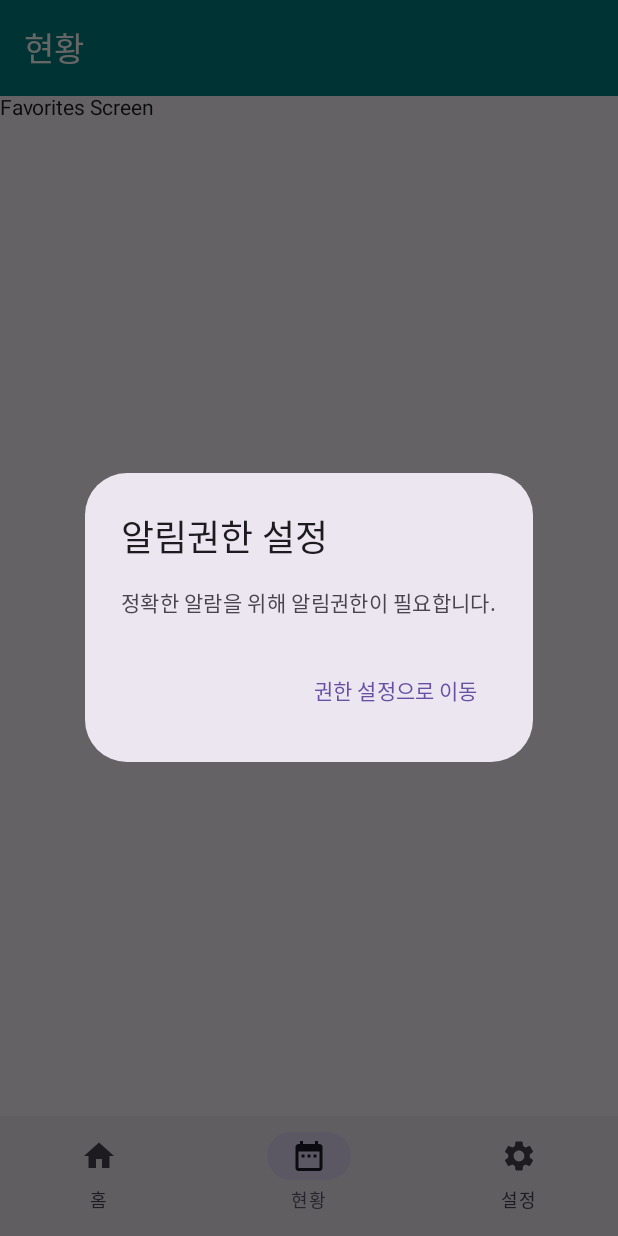
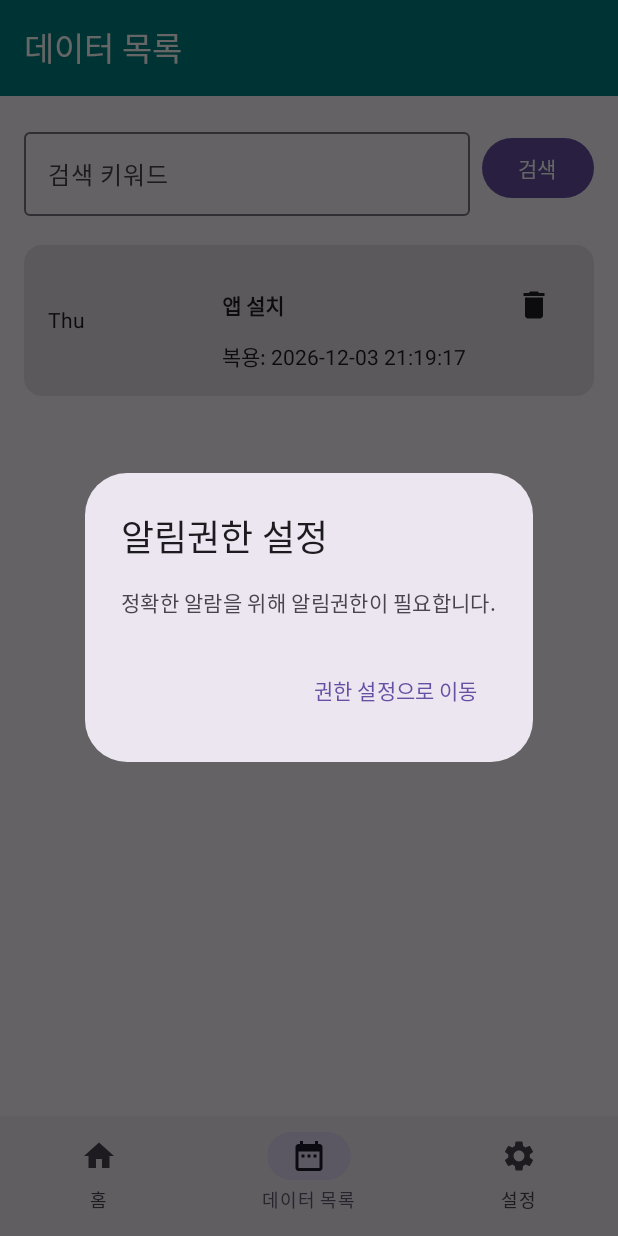
Before and after one commit to esummer9/MediRoutine, an Android app built with Jetpack Compose: the screen it shows after launch (MainActivity), item 2 of the bottom bar chosen, on a phone screen of 412 x 824 dp. Run offline under Robolectric (Android 15) with nearby library versions, the phone set to English and light mode, and no system bars; our stand-ins replace navigation suite; libraries missing offline, so code that uses them is left out: com.ediapp; missing, so only their content is drawn: MyApplicationTheme.

Commit message:
view : 화면개발 중

```diff
--- /dev/null
+++ b/app/src/main/java/com/ediapp/MediRoutine/DataListFragment.kt
@@ -0,0 +1,103 @@
+package com.ediapp.MediRoutine
+
+import androidx.compose.foundation.layout.Arrangement
+import androidx.compose.foundation.layout.Column
+import androidx.compose.foundation.layout.Row
+import androidx.compose.foundation.layout.fillMaxWidth
+import androidx.compose.foundation.layout.padding
+import androidx.compose.foundation.lazy.LazyColumn
+import androidx.compose.foundation.lazy.items
+import androidx.compose.material.icons.Icons
+import androidx.compose.material.icons.filled.Delete
+import androidx.compose.material3.Button
+import androidx.compose.material3.Card
+import androidx.compose.material3.Icon
+import androidx.compose.material3.IconButton
+import androidx.compose.material3.OutlinedTextField
+import androidx.compose.material3.Text
+import androidx.compose.runtime.Composable
+import androidx.compose.runtime.getValue
+import androidx.compose.runtime.mutableStateOf
+import androidx.compose.runtime.remember
+import androidx.compose.runtime.setValue
+import androidx.compose.ui.Alignment
+import androidx.compose.ui.Modifier
+import androidx.compose.ui.platform.LocalContext
+import androidx.compose.ui.text.font.FontWeight
+import androidx.compose.ui.unit.dp
+import java.text.SimpleDateFormat
+import java.util.Locale
+
+@Composable
+fun DataListFragment() {
+    var searchQuery by remember { mutableStateOf("") }
+    val context = LocalContext.current
+    val dbHelper = DatabaseHelper(context)
+    val actions = dbHelper.getAllActions()
+
+    Column(modifier = Modifier.padding(16.dp)) {
+        Row(
+            modifier = Modifier.fillMaxWidth(),
+            verticalAlignment = Alignment.CenterVertically
+        ) {
+            OutlinedTextField(
+                value = searchQuery,
+                onValueChange = { searchQuery = it },
+                label = { Text("검색 키워드") },
+                modifier = Modifier.weight(1f)
+            )
+            Button(
+                onClick = { /* TODO: Implement search action */ },
+                modifier = Modifier.padding(start = 8.dp)
+            ) {
+                Text("검색")
+            }
+        }
+
+        LazyColumn(modifier = Modifier.padding(top = 16.dp)) {
+            items(actions) { action ->
+                ActionCard(action)
+            }
+        }
+    }
+}
+
+@Composable
+fun ActionCard(action: Action) {
+    Card(
+        modifier = Modifier
+            .fillMaxWidth()
+            .padding(vertical = 3.dp)
+    ) {
+        Row(
+            modifier = Modifier.padding(16.dp),
+            verticalAlignment = Alignment.CenterVertically
+        ) {
+            Text(
+                text = getDayOfWeek(action.actCreatedAt),
+                modifier = Modifier.weight(1f)
+            )
+            Column(modifier = Modifier.weight(2f)) {
+                Row(verticalAlignment = Alignment.CenterVertically) {
+                    Text(
+                        text = "${action.actMessage}",
+                        fontWeight = FontWeight.Bold,
+                        modifier = Modifier.weight(1f)
+                    )
+                    IconButton(onClick = { /* TODO: Implement delete */ }) {
+                        Icon(Icons.Filled.Delete, contentDescription = "Delete")
+                    }
+                }
+                Text("복용: ${action.actCreatedAt}")
+            }
+        }
+    }
+}
+
+private fun getDayOfWeek(dateString: String?): String {
+    if (dateString == null) return ""
+    val sdf = SimpleDateFormat("yyyy-MM-dd HH:mm:ss", Locale.getDefault())
+    val date = sdf.parse(dateString)
+    val dayOfWeekSdf = SimpleDateFormat("EEE", Locale.getDefault())
+    return date?.let { dayOfWeekSdf.format(it) } ?: ""
+}
--- a/app/src/main/java/com/ediapp/MediRoutine/DatabaseHelper.kt
+++ b/app/src/main/java/com/ediapp/MediRoutine/DatabaseHelper.kt
@@ -4,6 +4,16 @@ import android.content.ContentValues
 import android.content.Context
 import android.database.sqlite.SQLiteDatabase
 import android.database.sqlite.SQLiteOpenHelper
+
+data class Action(
+    val id: Long,
+    val actType: String?,
+    val actValue: Int,
+    val actCreatedAt: String?,
+    val actMessage: String?,
+    val actStatus: String?,
+    val actRef: String?
+)
 
 class DatabaseHelper(context: Context) : SQLiteOpenHelper(context, DATABASE_NAME, null, DATABASE_VERSION) {
 
@@ -13,27 +23,33 @@ class DatabaseHelper(context: Context) : SQLiteOpenHelper(context, DATABASE_NAME
         const val TABLE_NAME = "tb_actions"
         const val COL_ID = "_id"
         const val COL_ACT_TYPE = "act_type"
+        /* act_type : install, alarm, do */
+
         const val COL_ACT_VALUE = "act_value"
         const val COL_ACT_CREATED_AT = "act_created_at"
+        const val COL_ACT_DELETED_AT = "act_deleted_at"
         const val COL_ACT_MESSAGE = "act_message"
         const val COL_ACT_STATUS = "act_status"
         const val COL_ACT_REF = "act_ref"
 
-        const val CREATE_TABLE = "CREATE TABLE $TABLE_NAME (" +
+        const val CREATE_ACT_TABLE = "CREATE TABLE $TABLE_NAME (" +
                 "$COL_ID INTEGER PRIMARY KEY AUTOINCREMENT, " +
                 "$COL_ACT_TYPE VARCHAR(50), " +
                 "$COL_ACT_VALUE INTEGER DEFAULT 0, " +
                 "$COL_ACT_CREATED_AT DATETIME DEFAULT CURRENT_TIMESTAMP, " +
+                "$COL_ACT_DELETED_AT DATETIME DEFAULT NULL, " +
                 "$COL_ACT_MESSAGE VARCHAR(250), " +
                 "$COL_ACT_STATUS VARCHAR(50), " +
                 "$COL_ACT_REF VARCHAR(50))"
     }
 
     override fun onCreate(db: SQLiteDatabase?) {
-        db?.execSQL(CREATE_TABLE)
+        db?.execSQL(CREATE_ACT_TABLE)
         val values = ContentValues().apply {
             put(COL_ACT_TYPE, "install")
-            put(COL_ACT_STATUS, "C")
+            put(COL_ACT_VALUE, 1)
+            put(COL_ACT_MESSAGE, "앱 설치")
+            put(COL_ACT_STATUS, "complete")
         }
         db?.insert(TABLE_NAME, null, values)
     }
@@ -49,4 +65,52 @@ class DatabaseHelper(context: Context) : SQLiteOpenHelper(context, DATABASE_NAME
 
         onCreate(db)
     }
+
+    fun addDoAction(): Long {
+        val db = this.writableDatabase
+        val values = ContentValues().apply {
+            put(COL_ACT_TYPE, "drug")
+            put(COL_ACT_STATUS, "complete")
+            put(COL_ACT_VALUE, 1)
+            put(COL_ACT_MESSAGE, "약복용")
+        }
+        val id = db.insert(TABLE_NAME, null, values)
+        db.close()
+        return id
+    }
+
+    fun getDrugActionCount(): Int {
+        val db = this.readableDatabase
+        val cursor = db.rawQuery("SELECT COUNT(*) FROM $TABLE_NAME WHERE $COL_ACT_TYPE = 'drug'", null)
+        var count = 0
+        if (cursor.moveToFirst()) {
+            count = cursor.getInt(0)
+        }
+        cursor.close()
+        db.close()
+        return count
+    }
+
+    fun getAllActions(): List<Action> {
+        val actions = mutableListOf<Action>()
+        val db = this.readableDatabase
+        val cursor = db.rawQuery("SELECT * FROM $TABLE_NAME ORDER BY $COL_ID DESC", null)
+        if (cursor.moveToFirst()) {
+            do {
+                val action = Action(
+                    id = cursor.getLong(cursor.getColumnIndexOrThrow(COL_ID)),
+                    actType = cursor.getString(cursor.getColumnIndexOrThrow(COL_ACT_TYPE)),
+                    actValue = cursor.getInt(cursor.getColumnIndexOrThrow(COL_ACT_VALUE)),
+                    actCreatedAt = cursor.getString(cursor.getColumnIndexOrThrow(COL_ACT_CREATED_AT)),
+                    actMessage = cursor.getString(cursor.getColumnIndexOrThrow(COL_ACT_MESSAGE)),
+                    actStatus = cursor.getString(cursor.getColumnIndexOrThrow(COL_ACT_STATUS)),
+                    actRef = cursor.getString(cursor.getColumnIndexOrThrow(COL_ACT_REF))
+                )
+                actions.add(action)
+            } while (cursor.moveToNext())
+        }
+        cursor.close()
+        db.close()
+        return actions
+    }
 }
--- a/app/src/main/java/com/ediapp/MediRoutine/HomeFragment.kt
+++ b/app/src/main/java/com/ediapp/MediRoutine/HomeFragment.kt
@@ -54,7 +54,8 @@ fun HomeFragment() {
 
     var showDialog by remember { mutableStateOf(false) }
     val context = LocalContext.current
-    var progress by remember { mutableStateOf(getProgress(context)) }
+    val dbHelper = DatabaseHelper(context)
+    var progress by remember { mutableStateOf(dbHelper.getDrugActionCount()) }
 
     Column(modifier = Modifier.fillMaxSize()) {
         Column(modifier = Modifier.weight(1f)) {
@@ -76,7 +77,7 @@ fun HomeFragment() {
                 ) {
                     GridItem(modifier = Modifier
                         .weight(1f)
-                        .fillMaxHeight(), index = 0, title = currentMonth, fontSize = 18.sp)
+                        .fillMaxHeight(), index = 0, title = currentMonth, fontSize = 18.sp, onDrugTaken = { progress = dbHelper.getDrugActionCount() })
                     GridItem(modifier = Modifier
                         .weight(1f)
                         .fillMaxHeight(), index = 1, title = "달성율", progress = progress)
@@ -115,9 +116,6 @@ fun HomeFragment() {
             confirmButton = {
                 TextButton(
                     onClick = {
-                        val newProgress = 0
-                        saveProgress(context, newProgress)
-                        progress = newProgress
                         Toast.makeText(context, "Yes", Toast.LENGTH_SHORT).show()
                         showDialog = false
                     }
@@ -140,7 +138,7 @@ fun HomeFragment() {
 }
 
 @Composable
-fun GridItem(modifier: Modifier = Modifier, index : Int = 1, title: String, fontSize: TextUnit = 18.sp, progress: Int = 0) {
+fun GridItem(modifier: Modifier = Modifier, index : Int = 1, title: String, fontSize: TextUnit = 18.sp, progress: Int = 0, onDrugTaken: () -> Unit = {}) {
     val context = LocalContext.current
     Box(
         modifier = modifier
@@ -168,7 +166,10 @@ fun GridItem(modifier: Modifier = Modifier, index : Int = 1, title: String, font
                 Text(text = "($dayOfWeekDisplayName)", fontSize = fontSize, color = color)
                 Text(text = dayOfMonth, fontSize = 28.sp, color = color)
                 Button(onClick = {
-                    Toast.makeText(context, "복용했습니다.", Toast.LENGTH_SHORT).show()
+                    val dbHelper = DatabaseHelper(context)
+                    val newId = dbHelper.addDoAction()
+                    Toast.makeText(context, "복용했습니다. (ID: $newId)", Toast.LENGTH_SHORT).show()
+                    onDrugTaken()
                 }) {
                     Text("복용")
                 }
@@ -197,19 +198,6 @@ fun GridItem(modifier: Modifier = Modifier, index : Int = 1, title: String, font
         } else {
             Text(text = title, fontSize = fontSize)
         }
-    }
-}
-
-private fun getProgress(context: Context): Int {
-    val sharedPref = context.getSharedPreferences("MediRoutinePrefs", Context.MODE_PRIVATE)
-    return sharedPref.getInt("progress", 100) // Default to 100
-}
-
-private fun saveProgress(context: Context, progress: Int) {
-    val sharedPref = context.getSharedPreferences("MediRoutinePrefs", Context.MODE_PRIVATE)
-    with(sharedPref.edit()) {
-        putInt("progress", progress)
-        apply()
     }
 }
 
--- a/app/src/main/java/com/ediapp/MediRoutine/MainActivity.kt
+++ b/app/src/main/java/com/ediapp/MediRoutine/MainActivity.kt
@@ -218,7 +218,7 @@ fun MyApplicationApp(setAlarm: (() -> Unit) -> Unit) {
             Box(modifier = Modifier.padding(innerPadding)) {
                 when (currentDestination) {
                     AppDestinations.HOME -> HomeFragment()
-                    AppDestinations.FAVORITES -> FavoritesFragment()
+                    AppDestinations.FAVORITES -> DataListFragment()
                     AppDestinations.SETTINGS -> SettingsFragment(
                         medName = medName,
                         onMedNameChange = { medName = it },
@@ -250,6 +250,6 @@ enum class AppDestinations(
     val color: Color
 ) {
     HOME("홈", Icons.Default.Home, Color(0xFF00668B)),
-    FAVORITES("현황", Icons.Default.DateRange, Color(0xFF008080)),
+    FAVORITES("데이터 목록", Icons.Default.DateRange, Color(0xFF008080)),
     SETTINGS("설정", Icons.Default.Settings, Color(0xFF6A5ACD)),
 }
```
Also changed, not shown: 1 other file.
